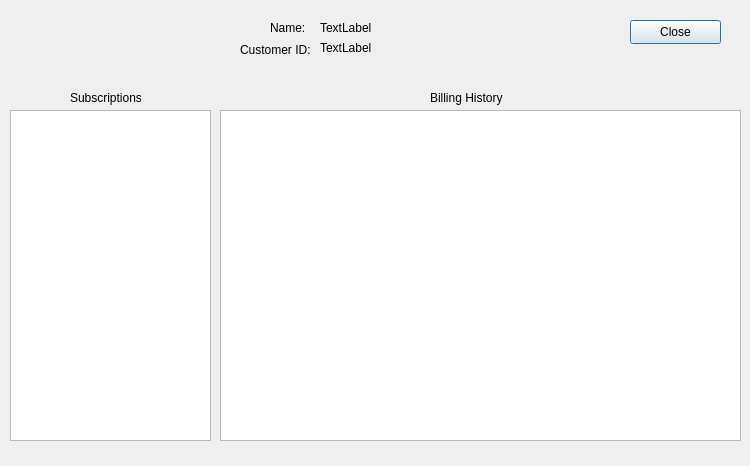
Qt form customerdetailsdialog.ui (drakovic23/3400-util) before a commit.
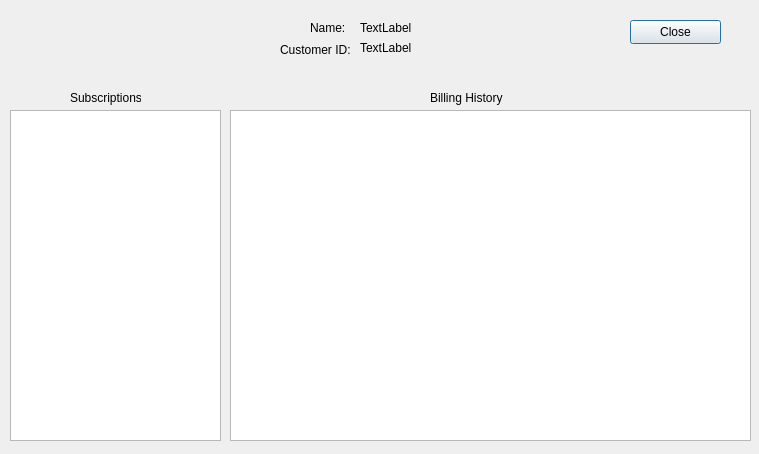
The same form after that commit.

Commit message: Adjst cust detail and inet window

What changed in the file:
```diff
--- a/customerdetailsdialog.ui
+++ b/customerdetailsdialog.ui
@@ -2,21 +2,36 @@
 <ui version="4.0">
  <class>customerDetailsDialog</class>
  <widget class="QDialog" name="customerDetailsDialog">
+  <property name="enabled">
+   <bool>true</bool>
+  </property>
   <property name="geometry">
    <rect>
     <x>0</x>
     <y>0</y>
-    <width>750</width>
-    <height>466</height>
+    <width>759</width>
+    <height>454</height>
    </rect>
   </property>
+  <property name="minimumSize">
+   <size>
+    <width>759</width>
+    <height>454</height>
+   </size>
+  </property>
+  <property name="maximumSize">
+   <size>
+    <width>759</width>
+    <height>454</height>
+   </size>
+  </property>
   <property name="windowTitle">
    <string>Dialog</string>
   </property>
   <widget class="QLabel" name="label">
    <property name="geometry">
     <rect>
-     <x>270</x>
+     <x>310</x>
      <y>20</y>
      <width>49</width>
      <height>16</height>
@@ -29,7 +44,7 @@
   <widget class="QLabel" name="nameLabel">
    <property name="geometry">
     <rect>
-     <x>320</x>
+     <x>360</x>
      <y>20</y>
      <width>171</width>
      <height>16</height>
@@ -42,7 +57,7 @@
   <widget class="QLabel" name="label_3">
    <property name="geometry">
     <rect>
-     <x>240</x>
+     <x>280</x>
      <y>40</y>
      <width>71</width>
      <height>20</height>
@@ -55,7 +70,7 @@
   <widget class="QLabel" name="idLabel">
    <property name="geometry">
     <rect>
-     <x>320</x>
+     <x>360</x>
      <y>40</y>
      <width>191</width>
      <height>16</height>
@@ -70,7 +85,7 @@
     <rect>
      <x>10</x>
      <y>110</y>
-     <width>201</width>
+     <width>211</width>
      <height>331</height>
     </rect>
    </property>
@@ -78,7 +93,7 @@
   <widget class="QTableWidget" name="billingTable">
    <property name="geometry">
     <rect>
-     <x>220</x>
+     <x>230</x>
      <y>110</y>
      <width>521</width>
      <height>331</height>
```
Left out of the diff: 14 changed lines with no effect on the pictures. The commit also changes 3 other files.
